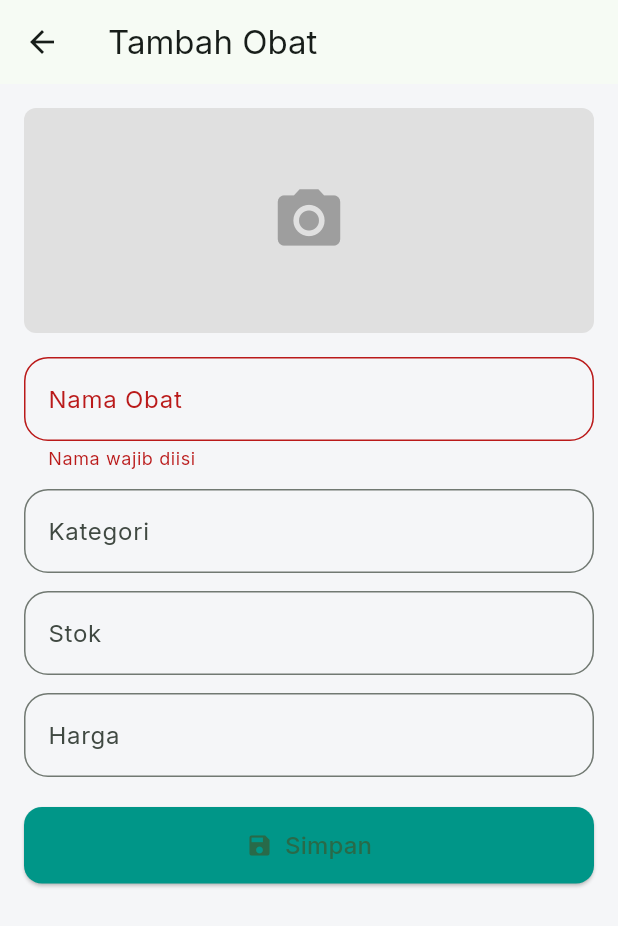
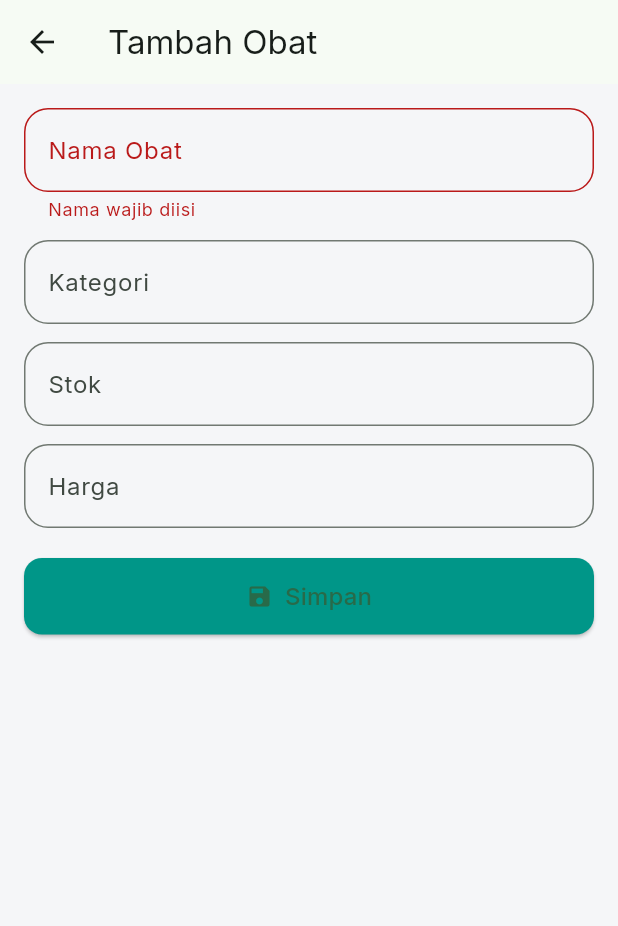
Before and after one commit to royy-debug/flutter-kasir-app, a Flutter app: the ObatFormScreen screen opened directly, after a tap on "Simpan", on a phone screen of 412 x 824 dp. Shown: the top 926 px of the screen. Run offline on Flutter 3.47's test engine with Material 3 defaults, Android fonts, the light colour scheme and no system bars; our stand-ins replace cloud_firestore, firebase_auth, firebase_core, firebase_storage, fl_chart, google_fonts and 1 more; accounts and stored records are empty.

Commit message:
maintenance proyek

```diff
--- a/lib/mobile/models/obat_detail.dart
+++ b/lib/mobile/models/obat_detail.dart
@@ -4,7 +4,6 @@ class Obat {
   String kategori;
   int stok;
   double harga;
-  String foto; // URL gambar
 
   Obat({
     required this.id,
@@ -12,7 +11,6 @@ class Obat {
     required this.kategori,
     required this.stok,
     required this.harga,
-    required this.foto,
   });
 
   Map<String, dynamic> toMap() {
@@ -21,7 +19,6 @@ class Obat {
       'kategori': kategori,
       'stok': stok,
       'harga': harga,
-      'foto': foto,
     };
   }
 
@@ -32,7 +29,6 @@ class Obat {
       kategori: map['kategori'] ?? '',
       stok: map['stok'] ?? 0,
       harga: (map['harga'] ?? 0).toDouble(),
-      foto: map['foto'] ?? '',
     );
   }
 
--- a/lib/mobile/screens/obat_form_screen.dart
+++ b/lib/mobile/screens/obat_form_screen.dart
@@ -1,11 +1,5 @@
-import 'dart:io';
-import 'dart:convert';
 import 'package:flutter/material.dart';
-import 'package:image_picker/image_picker.dart';
-import 'package:http/http.dart' as http;
 import '../models/obat_detail.dart';
-import 'package:path/path.dart' as p;
-
 import '../services/obat_service.dart';
 
 class ObatFormScreen extends StatefulWidget {
@@ -25,9 +19,6 @@ class _ObatFormScreenState extends State<ObatFormScreen> {
   late TextEditingController _stokCtrl;
   late TextEditingController _hargaCtrl;
 
-  File? _imageFile; // untuk foto baru
-  String? _fotoUrl; // untuk foto lama / hasil upload
-
   @override
   void initState() {
     super.initState();
@@ -35,9 +26,6 @@ class _ObatFormScreenState extends State<ObatFormScreen> {
     _kategoriCtrl = TextEditingController(text: widget.obat?.kategori ?? '');
     _stokCtrl = TextEditingController(text: widget.obat?.stok?.toString() ?? '');
     _hargaCtrl = TextEditingController(text: widget.obat?.harga?.toString() ?? '');
-
-    // simpan url foto lama jika ada
-    _fotoUrl = widget.obat?.foto ?? '';
   }
 
   @override
@@ -49,67 +37,23 @@ class _ObatFormScreenState extends State<ObatFormScreen> {
     super.dispose();
   }
 
-  Future<void> _pickImage() async {
-    final picker = ImagePicker();
-    final pickedFile = await picker.pickImage(source: ImageSource.gallery);
-    if (pickedFile != null) {
-      setState(() {
-        _imageFile = File(pickedFile.path); // simpan foto baru
-      });
-    }
-  }
-
-  Future<String?> uploadGambar(File imageFile) async {
-    try {
-      var request = http.MultipartRequest(
-        'POST',
-        Uri.parse('http://10.152.87.99/apotek/upload.php'),
-      );
-
-      request.files.add(
-        await http.MultipartFile.fromPath(
-          'foto',
-          imageFile.path,
-          filename: p.basename(imageFile.path),
-        ),
-      );
-
-      var response = await request.send();
-      var respStr = await response.stream.bytesToString();
-      final result = jsonDecode(respStr);
-
-      if (result['status'] == true) return result['url'];
-    } catch (e) {
-      print('Upload Error: $e');
-    }
-    return null;
-  }
-
   void _saveData() async {
     if (_formKey.currentState!.validate()) {
-      String? fotoUrl = _fotoUrl; // default dari foto lama
-
-      // jika pilih foto baru → upload dulu
-      if (_imageFile != null) {
-        final uploadedUrl = await uploadGambar(_imageFile!);
-        if (uploadedUrl != null) fotoUrl = uploadedUrl;
-      }
-
       final obat = Obat(
+        id: widget.obat?.id ?? '',
         nama: _namaCtrl.text,
         kategori: _kategoriCtrl.text,
         stok: int.tryParse(_stokCtrl.text) ?? 0,
         harga: double.tryParse(_hargaCtrl.text) ?? 0.0,
-        foto: fotoUrl ?? '', id: '',
       );
 
       if (widget.obat == null) {
         await _service.tambahObat(obat);
       } else {
-        await _service.updateObat(widget.obat!.id!, obat);
+        await _service.updateObat(widget.obat!.id, obat);
       }
 
-      if (mounted) Navigator.pop(context); // HAPUS casting yg salah
+      if (mounted) Navigator.pop(context);
     }
   }
 
@@ -125,44 +69,6 @@ class _ObatFormScreenState extends State<ObatFormScreen> {
           key: _formKey,
           child: ListView(
             children: [
-              GestureDetector(
-                onTap: _pickImage,
-                child: _imageFile != null
-                    // preview foto baru
-                    ? ClipRRect(
-                        borderRadius: BorderRadius.circular(8),
-                        child: Image.file(
-                          _imageFile!,
-                          height: 150,
-                          fit: BoxFit.cover,
-                        ),
-                      )
-                    // jika tidak ada foto baru, tampilkan foto lama (jika ada)
-                    : (_fotoUrl != null && _fotoUrl!.isNotEmpty)
-                        ? ClipRRect(
-                            borderRadius: BorderRadius.circular(8),
-                            child: Image.network(
-                              _fotoUrl!,
-                              height: 150,
-                              fit: BoxFit.cover,
-                              errorBuilder: (ctx, err, stack) => Container(
-                                height: 150,
-                                color: Colors.grey[300],
-                                child: const Icon(Icons.broken_image, size: 50),
-                              ),
-                            ),
-                          )
-                        // fallback kalau foto kosong
-                        : Container(
-                            height: 150,
-                            decoration: BoxDecoration(
-                              borderRadius: BorderRadius.circular(8),
-                              color: Colors.grey[300],
-                            ),
-                            child: const Icon(Icons.camera_alt, size: 50, color: Colors.grey),
-                          ),
-              ),
-              const SizedBox(height: 16),
               TextFormField(
                 controller: _namaCtrl,
                 decoration: const InputDecoration(labelText: "Nama Obat"),
```
Also changed, not shown: lib/mobile/screens/obat_list_screen.dart (+21 -14 lines), assets/images/logo.png, 10 other files.
